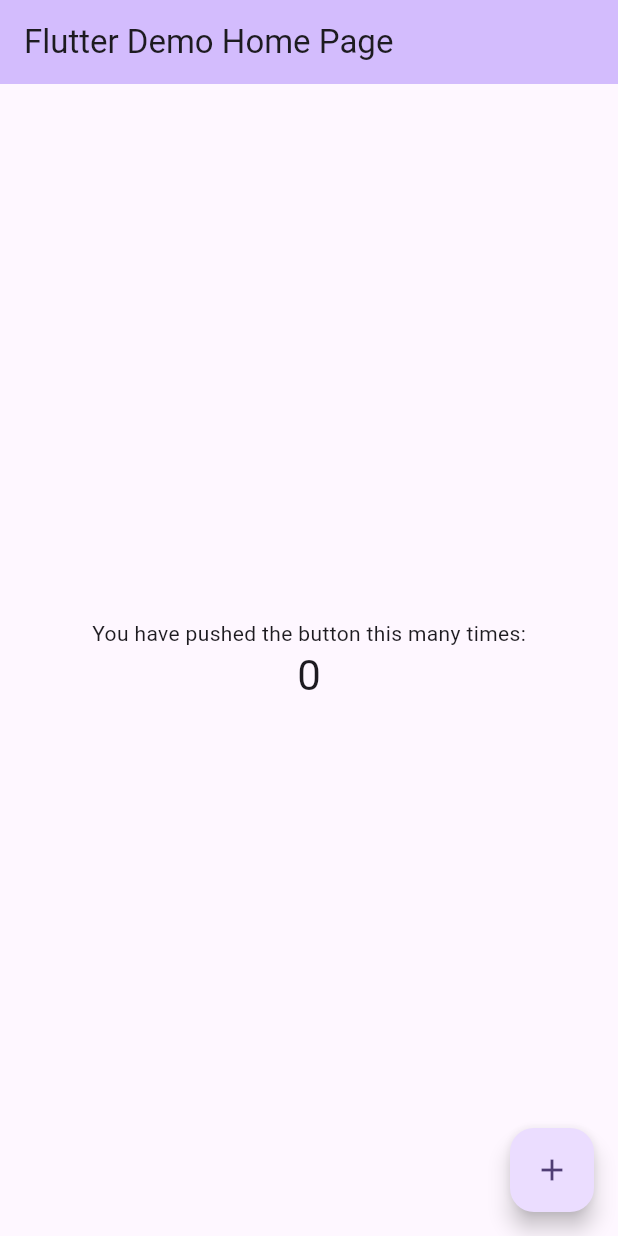
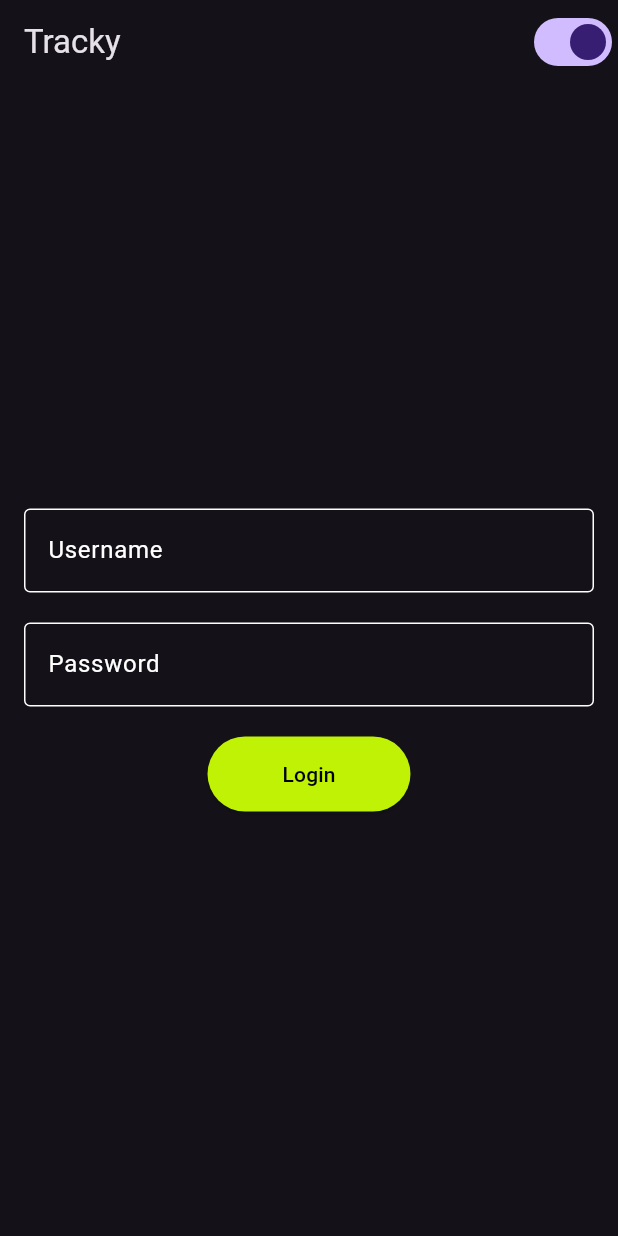
Before and after one commit to lucaazalim/ldamd-tracky, a Flutter app: the screen it shows after launch, on a phone screen of 412 x 824 dp. Run offline on Flutter 3.47's test engine with Material 3 defaults, Android fonts, the phone set to English and light mode, and no system bars; our stand-ins replace shared_preferences.

Commit message:
app: creating the app layout and doing definitions.
#1

```diff
--- a/code/mobile/lib/main.dart
+++ b/code/mobile/lib/main.dart
@@ -1,122 +1,53 @@
 import 'package:flutter/material.dart';
+import 'package:flutter/services.dart';
+import 'package:shared_preferences/shared_preferences.dart';
+import 'package:provider/provider.dart';
+import 'theme_provider.dart';
+import 'modules/client/tracking_page.dart';
+import 'modules/client/order_history_page.dart';
+import 'modules/client/notifications_page.dart';
+import 'modules/common/login_page.dart';
+import 'modules/common/settings_page.dart';
 
 void main() {
-  runApp(const MyApp());
+  WidgetsFlutterBinding.ensureInitialized();
+  SystemChrome.setSystemUIOverlayStyle(SystemUiOverlayStyle(
+    statusBarColor: const Color(0xFF060826),
+    statusBarIconBrightness: Brightness.light,
+  ));
+  runApp(
+    ChangeNotifierProvider(
+      create: (context) => ThemeProvider(),
+      child: const MyApp(),
+    ),
+  );
 }
 
 class MyApp extends StatelessWidget {
   const MyApp({super.key});
 
-  // This widget is the root of your application.
   @override
   Widget build(BuildContext context) {
+    final themeProvider = Provider.of<ThemeProvider>(context);
+
     return MaterialApp(
-      title: 'Flutter Demo',
-      theme: ThemeData(
-        // This is the theme of your application.
-        //
-        // TRY THIS: Try running your application with "flutter run". You'll see
-        // the application has a purple toolbar. Then, without quitting the app,
-        // try changing the seedColor in the colorScheme below to Colors.green
-        // and then invoke "hot reload" (save your changes or press the "hot
-        // reload" button in a Flutter-supported IDE, or press "r" if you used
-        // the command line to start the app).
-        //
-        // Notice that the counter didn't reset back to zero; the application
-        // state is not lost during the reload. To reset the state, use hot
-        // restart instead.
-        //
-        // This works for code too, not just values: Most code changes can be
-        // tested with just a hot reload.
-        colorScheme: ColorScheme.fromSeed(seedColor: Colors.deepPurple),
-      ),
-      home: const MyHomePage(title: 'Flutter Demo Home Page'),
+      title: 'Tracky',
+      debugShowCheckedModeBanner: false,
+      theme: themeProvider.isDarkMode
+          ? ThemeData.dark()
+          : ThemeData.light().copyWith(
+              textTheme: const TextTheme(
+                bodyMedium: TextStyle(color: Colors.black),
+              ),
+            ),
+      initialRoute: '/',
+      routes: {
+        '/': (context) => const LoginPage(),
+        '/tracking': (context) => const TrackingPage(),
+        '/order-history': (context) => const OrderHistoryPage(),
+        '/notifications': (context) => const NotificationsPage(),
+        '/settings': (context) => const SettingsPage(),
+      },
     );
   }
 }
-
-class MyHomePage extends StatefulWidget {
-  const MyHomePage({super.key, required this.title});
-
-  // This widget is the home page of your application. It is stateful, meaning
-  // that it has a State object (defined below) that contains fields that affect
-  // how it looks.
-
-  // This class is the configuration for the state. It holds the values (in this
-  // case the title) provided by the parent (in this case the App widget) and
-  // used by the build method of the State. Fields in a Widget subclass are
-  // always marked "final".
-
-  final String title;
-
-  @override
-  State<MyHomePage> createState() => _MyHomePageState();
-}
-
-class _MyHomePageState extends State<MyHomePage> {
-  int _counter = 0;
-
-  void _incrementCounter() {
-    setState(() {
-      // This call to setState tells the Flutter framework that something has
-      // changed in this State, which causes it to rerun the build method below
-      // so that the display can reflect the updated values. If we changed
-      // _counter without calling setState(), then the build method would not be
-      // called again, and so nothing would appear to happen.
-      _counter++;
-    });
-  }
-
-  @override
-  Widget build(BuildContext context) {
-    // This method is rerun every time setState is called, for instance as done
-    // by the _incrementCounter method above.
-    //
-    // The Flutter framework has been optimized to make rerunning build methods
-    // fast, so that you can just rebuild anything that needs updating rather
-    // than having to individually change instances of widgets.
-    return Scaffold(
-      appBar: AppBar(
-        // TRY THIS: Try changing the color here to a specific color (to
-        // Colors.amber, perhaps?) and trigger a hot reload to see the AppBar
-        // change color while the other colors stay the same.
-        backgroundColor: Theme.of(context).colorScheme.inversePrimary,
-        // Here we take the value from the MyHomePage object that was created by
-        // the App.build method, and use it to set our appbar title.
-        title: Text(widget.title),
-      ),
-      body: Center(
-        // Center is a layout widget. It takes a single child and positions it
-        // in the middle of the parent.
-        child: Column(
-          // Column is also a layout widget. It takes a list of children and
-          // arranges them vertically. By default, it sizes itself to fit its
-          // children horizontally, and tries to be as tall as its parent.
-          //
-          // Column has various properties to control how it sizes itself and
-          // how it positions its children. Here we use mainAxisAlignment to
-          // center the children vertically; the main axis here is the vertical
-          // axis because Columns are vertical (the cross axis would be
-          // horizontal).
-          //
-          // TRY THIS: Invoke "debug painting" (choose the "Toggle Debug Paint"
-          // action in the IDE, or press "p" in the console), to see the
-          // wireframe for each widget.
-          mainAxisAlignment: MainAxisAlignment.center,
-          children: <Widget>[
-            const Text('You have pushed the button this many times:'),
-            Text(
-              '$_counter',
-              style: Theme.of(context).textTheme.headlineMedium,
-            ),
-          ],
-        ),
-      ),
-      floatingActionButton: FloatingActionButton(
-        onPressed: _incrementCounter,
-        tooltip: 'Increment',
-        child: const Icon(Icons.add),
-      ), // This trailing comma makes auto-formatting nicer for build methods.
-    );
-  }
-}
--- /dev/null
+++ b/code/mobile/lib/modules/common/login_page.dart
@@ -0,0 +1,97 @@
+import 'package:flutter/material.dart';
+import 'package:provider/provider.dart';
+import '../../theme_provider.dart';
+
+class LoginPage extends StatelessWidget {
+  const LoginPage({Key? key}) : super(key: key);
+
+  @override
+  Widget build(BuildContext context) {
+    final themeProvider = Provider.of<ThemeProvider>(context);
+
+    return Scaffold(
+      appBar: AppBar(
+        title: const Text('Tracky'),
+        actions: [
+          Switch(
+            value: themeProvider.isDarkMode,
+            onChanged: (value) => themeProvider.toggleTheme(),
+          ),
+        ],
+      ),
+      body: Padding(
+        padding: const EdgeInsets.all(16.0),
+        child: Column(
+          mainAxisAlignment: MainAxisAlignment.center,
+          children: [
+            TextField(
+              style: TextStyle(
+                color: themeProvider.isDarkMode ? Colors.white : Colors.black,
+              ),
+              decoration: InputDecoration(
+                labelText: 'Username',
+                labelStyle: TextStyle(
+                  color: themeProvider.isDarkMode ? Colors.white : Colors.black,
+                ),
+                border: OutlineInputBorder(
+                  borderSide: BorderSide(
+                    color: themeProvider.isDarkMode ? Colors.white : Colors.black,
+                  ),
+                ),
+                enabledBorder: OutlineInputBorder(
+                  borderSide: BorderSide(
+                    color: themeProvider.isDarkMode ? Colors.white : Colors.black,
+                  ),
+                ),
+                focusedBorder: OutlineInputBorder(
+                  borderSide: BorderSide(
+                    color: themeProvider.isDarkMode ? Colors.white : Colors.black,
+                  ),
+                ),
+              ),
+            ),
+            const SizedBox(height: 20),
+            TextField(
+              obscureText: true,
+              style: TextStyle(
+                color: themeProvider.isDarkMode ? Colors.white : Colors.black,
+              ),
+              decoration: InputDecoration(
+                labelText: 'Password',
+                labelStyle: TextStyle(
+                  color: themeProvider.isDarkMode ? Colors.white : Colors.black,
+                ),
+                border: OutlineInputBorder(
+                  borderSide: BorderSide(
+                    color: themeProvider.isDarkMode ? Colors.white : Colors.black,
+                  ),
+                ),
+                enabledBorder: OutlineInputBorder(
+                  borderSide: BorderSide(
+                    color: themeProvider.isDarkMode ? Colors.white : Colors.black,
+                  ),
+                ),
+                focusedBorder: OutlineInputBorder(
+                  borderSide: BorderSide(
+                    color: themeProvider.isDarkMode ? Colors.white : Colors.black,
+                  ),
+                ),
+              ),
+            ),
+            const SizedBox(height: 20),
+            ElevatedButton(
+              style: ElevatedButton.styleFrom(
+                backgroundColor: const Color(0xFFBFF205),
+                padding: const EdgeInsets.symmetric(horizontal: 50, vertical: 15),
+              ),
+              onPressed: () {
+                Navigator.pushReplacementNamed(context, '/tracking');
+              },
+              child: const Text('Login', style: TextStyle(color: Colors.black)),
+            ),
+          ],
+        ),
+      ),
+    );
+  }
+}
--- /dev/null
+++ b/code/mobile/lib/theme_provider.dart
@@ -0,0 +1,25 @@
+import 'package:flutter/material.dart';
+import 'package:shared_preferences/shared_preferences.dart';
+
+class ThemeProvider extends ChangeNotifier {
+  bool _isDarkMode = true;
+
+  bool get isDarkMode => _isDarkMode;
+
+  ThemeProvider() {
+    _loadThemePreference();
+  }
+
+  Future<void> _loadThemePreference() async {
+    final prefs = await SharedPreferences.getInstance();
+    _isDarkMode = prefs.getBool('isDarkMode') ?? true;
+    notifyListeners();
+  }
+
+  Future<void> toggleTheme() async {
+    _isDarkMode = !_isDarkMode;
+    notifyListeners();
+    final prefs = await SharedPreferences.getInstance();
+    await prefs.setBool('isDarkMode', _isDarkMode);
+  }
+}
```
Also changed, not shown: code/mobile/lib/modules/client/notifications_page.dart (added, +46 -0 lines), code/mobile/lib/modules/client/order_history_page.dart (added, +46 -0 lines), code/mobile/lib/modules/client/tracking_page.dart (added, +46 -0 lines), code/mobile/lib/modules/common/error_handling.dart (added, +25 -0 lines), code/mobile/lib/modules/common/settings_page.dart (added, +38 -0 lines), code/mobile/pubspec.yaml (+17 -1 lines), code/mobile/assets/icon/logo.png (added), code/mobile/assets/icon/logo_foreground.png (added), code/mobile/pubspec.lock, 8 other files.
